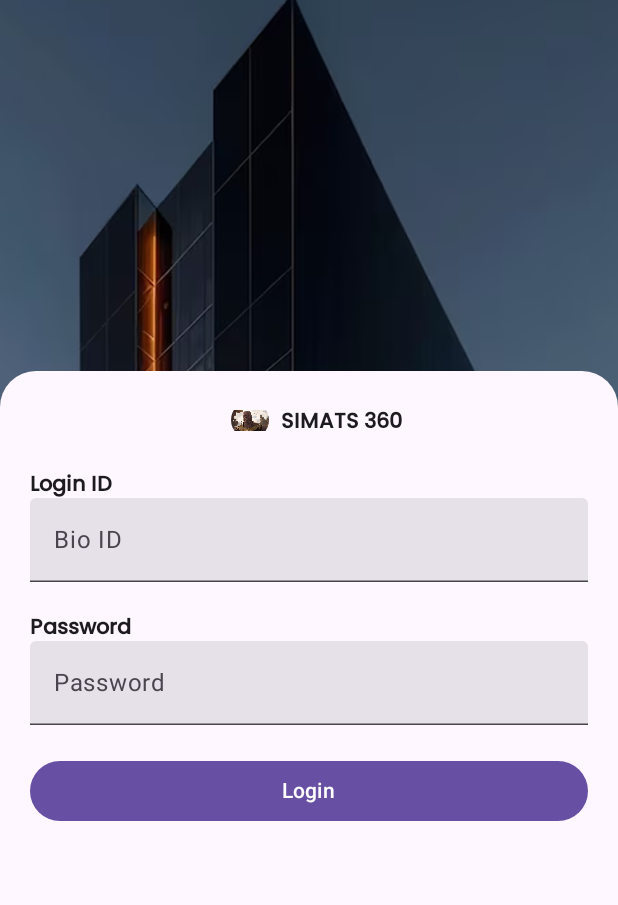
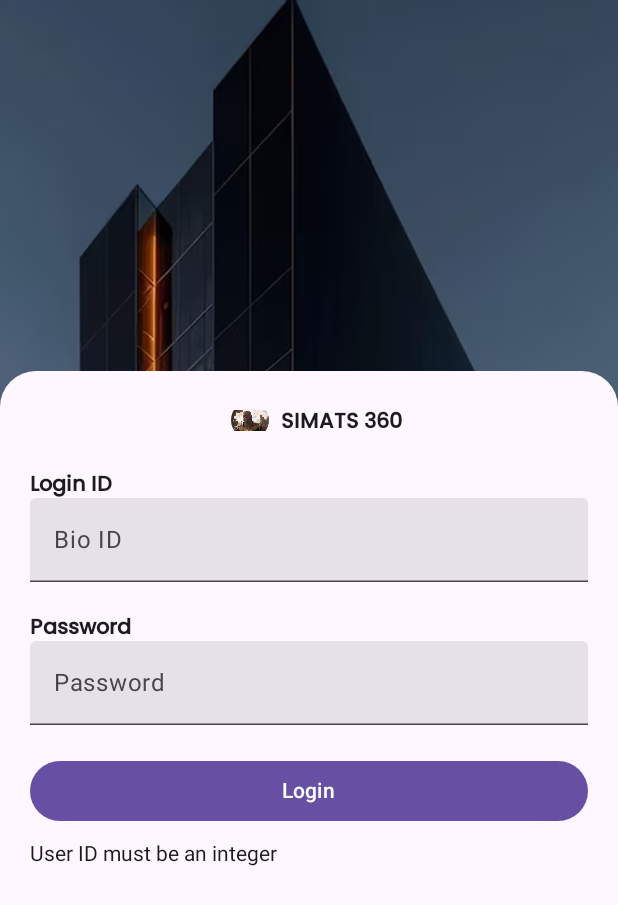
Before and after one commit to veeramaniamk/Jetpack-Compose, an Android app built with Jetpack Compose: the screen it shows after launch (MainActivity), after a tap on "Login", on a phone screen of 412 x 824 dp. Shown: the top 905 px of the screen. Run offline under Robolectric (Android 15) with nearby library versions, the phone set to English and light mode, and no system bars.

Commit message:
login with nav and api models all are created

```diff
--- a/app/build.gradle.kts
+++ b/app/build.gradle.kts
@@ -54,6 +54,9 @@ dependencies {
     implementation(libs.androidx.navigation.compose)
     implementation(libs.androidx.compose.material3)
 
+    //view model
+    implementation(libs.androidx.lifecycle.viewmodel.ktx)
+
     testImplementation(libs.junit)
     androidTestImplementation(libs.ext.junit)
     androidTestImplementation(libs.espresso.core)
--- a/app/src/main/java/com/veera/jetpackcompose/MainActivity.kt
+++ b/app/src/main/java/com/veera/jetpackcompose/MainActivity.kt
@@ -5,7 +5,10 @@ import androidx.activity.ComponentActivity
 import androidx.activity.compose.setContent
 import androidx.activity.enableEdgeToEdge
 import androidx.core.splashscreen.SplashScreen.Companion.installSplashScreen
+import androidx.navigation.compose.rememberNavController
 import com.veera.jetpackcompose.presentation.feature.home.Login
+import com.veera.jetpackcompose.presentation.navigation.AppNavGraph
+import com.veera.jetpackcompose.presentation.viewmodel.LoginViewModel
 
 class MainActivity: ComponentActivity() {
 
@@ -17,8 +20,11 @@ class MainActivity: ComponentActivity() {
 
         enableEdgeToEdge()
 
+        val vm = LoginViewModel()
+
         setContent {
-            Login()
+            val navController = rememberNavController()
+            AppNavGraph(navController, vm)
         }
 
     }
--- a/app/src/main/java/com/veera/jetpackcompose/client/ApiClient.kt
+++ b/app/src/main/java/com/veera/jetpackcompose/client/ApiClient.kt
@@ -7,7 +7,7 @@ import retrofit2.converter.gson.GsonConverterFactory
 
 object ApiClient {
 
-    private const val BASE_URL = "https://your-api-url.com/"
+    private const val BASE_URL = "https://2fk3pt3p-8080.inc1.devtunnels.ms/"
 
     private val loggingInterceptor = HttpLoggingInterceptor().apply {
         level = HttpLoggingInterceptor.Level.BODY
--- a/app/src/main/java/com/veera/jetpackcompose/client/ApiService.kt
+++ b/app/src/main/java/com/veera/jetpackcompose/client/ApiService.kt
@@ -1,8 +1,9 @@
 package com.veera.jetpackcompose.client
 
-import retrofit2.http.GET
+import retrofit2.http.POST
+import retrofit2.http.Query
 
 interface ApiService {
-    @GET("posts")
-    suspend fun getPosts(): Map<String, Any>
+    @POST("auth/login")
+    suspend fun login(@Query("bioId")userId: Int, @Query("password") password: String): Map<String, Any>
 }
--- a/app/src/main/java/com/veera/jetpackcompose/presentation/feature/home/LoginScreen.kt
+++ b/app/src/main/java/com/veera/jetpackcompose/presentation/feature/home/LoginScreen.kt
@@ -29,6 +29,8 @@ import androidx.compose.material3.Surface
 import androidx.compose.material3.Text
 import androidx.compose.material3.TextField
 import androidx.compose.runtime.Composable
+import androidx.compose.runtime.LaunchedEffect
+import androidx.compose.runtime.collectAsState
 import androidx.compose.runtime.getValue
 import androidx.compose.runtime.mutableStateOf
 import androidx.compose.runtime.remember
@@ -46,11 +48,24 @@ import androidx.compose.ui.text.input.KeyboardType
 import androidx.compose.ui.text.style.TextAlign
 import androidx.compose.ui.tooling.preview.Preview
 import androidx.compose.ui.unit.dp
+import androidx.navigation.NavController
 import com.veera.jetpackcompose.R
+import com.veera.jetpackcompose.presentation.viewmodel.LoginViewModel
 
-@Preview(showBackground = true)
 @Composable
-fun Login(modifier: Modifier = Modifier) {
+fun Login(modifier: Modifier = Modifier, navController: NavController, viewModel: LoginViewModel) {
+
+    var userId by remember { mutableStateOf("") }
+    var password by remember { mutableStateOf("") }
+
+    val message by viewModel.loginState.collectAsState()
+    val loading by viewModel.isLoading.collectAsState()
+    val success by viewModel.loginSuccess.collectAsState()
+
+    LaunchedEffect(success) {
+        if (success) navController.navigate("home")
+    }
+
     Box(modifier = modifier.fillMaxSize(), contentAlignment = Alignment.Center) {
         Image(
             painter = painterResource(id = R.drawable.ic_login_bg),
@@ -157,10 +172,17 @@ fun Login(modifier: Modifier = Modifier) {
 
                 Spacer(modifier = modifier.height(20.dp))
 
-                Button(onClick = {
+                Button(
+                    onClick = { viewModel.validateAndLogin(userId, password) },
+                    enabled = !loading,
+                    modifier = Modifier.fillMaxWidth()
+                ) {
+                    Text(if (loading) "Loading..." else "Login")
+                }
 
-                }, modifier = Modifier.fillMaxWidth()) {
-                    Text("Login")
+                if (message.isNotEmpty()) {
+                    Spacer(Modifier.height(10.dp))
+                    Text(message)
                 }
             }
         }
--- /dev/null
+++ b/app/src/main/java/com/veera/jetpackcompose/presentation/feature/home/SplashScreen.kt
@@ -0,0 +1,35 @@
+package com.veera.jetpackcompose.presentation.feature.home
+
+import androidx.compose.runtime.*
+import androidx.compose.foundation.layout.*
+import androidx.compose.material3.*
+import androidx.compose.ui.Alignment
+import androidx.compose.ui.Modifier
+import androidx.navigation.NavController
+import kotlinx.coroutines.delay
+
+@Composable
+fun SplashScreen(navController: NavController) {
+
+    LaunchedEffect(true) {
+        delay(1500)
+        val isLoggedIn = false // replace with datastore/sharedPref
+        if (isLoggedIn) {
+            navController.navigate("home") {
+                popUpTo("splash") { inclusive = true }
+            }
+        } else {
+            navController.navigate("login") {
+                popUpTo("splash") { inclusive = true }
+            }
+        }
+    }
+
+    Box(
+        modifier = Modifier.fillMaxSize(),
+        contentAlignment = Alignment.Center
+    ) {
+        Text("Splash Screen", style = MaterialTheme.typography.headlineMedium)
+    }
+
+}
--- a/app/src/main/java/com/veera/jetpackcompose/presentation/navigation/NavController.kt
+++ b/app/src/main/java/com/veera/jetpackcompose/presentation/navigation/NavController.kt
@@ -1 +1,33 @@
 package com.veera.jetpackcompose.presentation.navigation
+
+import androidx.compose.runtime.Composable
+import androidx.compose.ui.input.key.Key.Companion.Home
+import androidx.navigation.NavHostController
+import androidx.navigation.compose.NavHost
+import androidx.navigation.compose.composable
+import com.veera.jetpackcompose.presentation.feature.home.HomePage
+import com.veera.jetpackcompose.presentation.feature.home.Login
+import com.veera.jetpackcompose.presentation.feature.home.SplashScreen
+import com.veera.jetpackcompose.presentation.viewmodel.LoginViewModel
+
+@Composable
+fun AppNavGraph(navController: NavHostController, loginViewModel: LoginViewModel) {
+
+    NavHost(
+        navController = navController,
+        startDestination = "splash"
+    ) {
+
+        composable("splash") {
+            SplashScreen(navController)
+        }
+
+        composable("login") {
+            Login(navController = navController, viewModel = loginViewModel)
+        }
+
+        composable("home") {
+            HomePage()
+        }
+    }
+}
--- /dev/null
+++ b/app/src/main/java/com/veera/jetpackcompose/presentation/viewmodel/LoginViewModel.kt
@@ -0,0 +1,42 @@
+package com.veera.jetpackcompose.presentation.viewmodel
+
+import androidx.lifecycle.ViewModel
+import androidx.lifecycle.viewModelScope
+import com.veera.jetpackcompose.client.ApiClient
+import kotlinx.coroutines.flow.MutableStateFlow
+import kotlinx.coroutines.launch
+
+class LoginViewModel : ViewModel() {
+
+    private val repository = ApiClient.api
+
+    var loginState = MutableStateFlow("")
+    var isLoading = MutableStateFlow(false)
+    var loginSuccess = MutableStateFlow(false)
+
+    fun validateAndLogin(userId: String, password: String) {
+        // Validate
+        val id = userId.toIntOrNull()
+        if (id == null) {
+            loginState.value = "User ID must be an integer"
+            return
+        }
+        if (password.isEmpty() || password.isBlank()) {
+            loginState.value = "Password cannot be empty"
+            return
+        }
+
+        // API call
+        viewModelScope.launch {
+            isLoading.value = true
+            try {
+                val response = repository.login(id, password)
+                loginState.value = response["message"].toString()
+                loginSuccess.value = true
+            } catch (e: Exception) {
+                loginState.value = "Error: ${e.message}"
+            }
+            isLoading.value = false
+        }
+    }
+}
--- a/gradle/libs.versions.toml
+++ b/gradle/libs.versions.toml
@@ -15,6 +15,7 @@ uiToolingPreview = "1.9.5"
 uiTooling = "1.9.5"
 navigationCompose = "2.9.6"
 material3 = "1.4.0"
+lifecycleViewmodelKtx = "2.10.0"
 
 
 [libraries]
@@ -32,6 +33,7 @@ androidx-compose-ui-tooling-preview = { group = "androidx.compose.ui", name = "u
 androidx-compose-ui-tooling = { group = "androidx.compose.ui", name = "ui-tooling", version.ref = "uiTooling" }
 androidx-navigation-compose = { group = "androidx.navigation", name = "navigation-compose", version.ref = "navigationCompose" }
 androidx-compose-material3 = { group = "androidx.compose.material3", name = "material3", version.ref = "material3" }
+androidx-lifecycle-viewmodel-ktx = { group = "androidx.lifecycle", name = "lifecycle-viewmodel-ktx", version.ref = "lifecycleViewmodelKtx" }
 
 
 [plugins]
```
